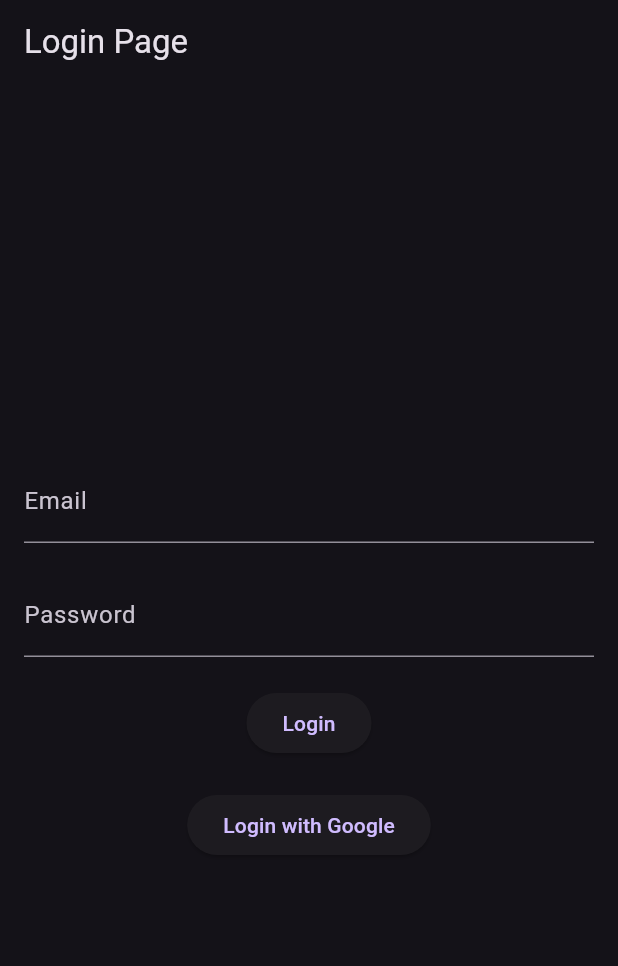
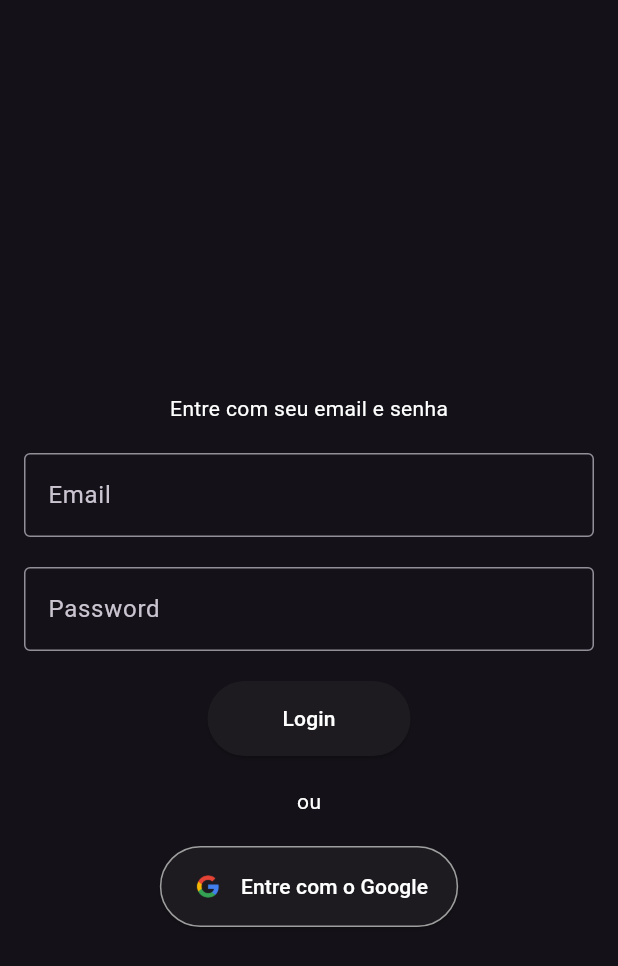
Before and after one commit to danemmanuel/minhasfinancasapp, a Flutter app: the screen it shows after launch, on a phone screen of 412 x 824 dp. Shown: the top 966 px of the screen. Run offline on Flutter 3.47's test engine with Material 3 defaults, Android fonts, the light colour scheme and no system bars; our stand-ins replace flutter_masked_text2, google_sign_in, shared_preferences, shimmer.

Commit message:
feat: Add lazy loading for images and update navigation items
- Added lazy loading for images to improve page load performance
- Updated navigation items in the login page to include additional pages

Refactor code for consistent spacing in form layouts

```diff
--- a/lib/main.dart
+++ b/lib/main.dart
@@ -48,8 +48,6 @@ class MyApp extends StatelessWidget {
               icon: Icon(Icons.keyboard_arrow_down),
               label: 'Despesas',
             ),
-
-            // Adicione quantos itens de navegação desejar
           ];
 
           return MaterialApp(
--- a/lib/pages/login_page.dart
+++ b/lib/pages/login_page.dart
@@ -3,7 +3,9 @@ import 'package:flutter/material.dart';
 import 'package:google_sign_in/google_sign_in.dart';
 import 'package:http/http.dart' as http;
 import 'package:shared_preferences/shared_preferences.dart';
+import '../components/page_container.dart';
 import 'contas_page.dart';
+import 'operacoes_page.dart';
 
 class LoginApp extends StatelessWidget {
   @override
@@ -62,6 +64,34 @@ class _LoginPageState extends State<LoginPage> {
 
   Future<void> _googleSignInMethod() async {
     try {
+      List<Widget> pages = [
+        HomePage(),
+        DespesasPage(
+          key: UniqueKey(),
+          tipoOperacao: 'receita',
+        ),
+        DespesasPage(
+          key: UniqueKey(),
+          tipoOperacao: 'despesa',
+        ),
+        // Adicione outras páginas aqui
+      ];
+
+      List<BottomNavigationBarItem> bottomNavBarItems = [
+        BottomNavigationBarItem(
+          icon: Icon(Icons.account_balance),
+          label: 'Contas',
+        ),
+        BottomNavigationBarItem(
+          icon: Icon(Icons.keyboard_arrow_up),
+          label: 'Receitas',
+        ),
+        BottomNavigationBarItem(
+          icon: Icon(Icons.keyboard_arrow_down),
+          label: 'Despesas',
+        ),
+      ];
+
       final GoogleSignInAccount? googleUser = await _googleSignIn.signIn();
       if (googleUser == null) {
         // O login foi cancelado pelo usuário
@@ -93,7 +123,9 @@ class _LoginPageState extends State<LoginPage> {
 
             Navigator.push(
               context,
-              MaterialPageRoute(builder: (context) => HomePage()),
+              MaterialPageRoute(
+                  builder: (context) => PageContainer(
+                      pages: pages, bottomNavBarItems: bottomNavBarItems)),
             );
           } else {
             print('Erro: accessToken é nulo');
@@ -114,18 +146,22 @@ class _LoginPageState extends State<LoginPage> {
   @override
   Widget build(BuildContext context) {
     return Scaffold(
-      appBar: AppBar(
-        title: Text('Login Page'),
-      ),
+      appBar: AppBar(),
       body: Padding(
         padding: EdgeInsets.all(16.0),
         child: Column(
           mainAxisAlignment: MainAxisAlignment.center,
           children: <Widget>[
+            Text(
+              'Entre com seu email e senha',
+              style: TextStyle(color: Colors.white),
+            ),
+            SizedBox(height: 20.0),
             TextField(
               controller: _emailController,
               decoration: InputDecoration(
                 labelText: 'Email',
+                border: OutlineInputBorder(),
               ),
             ),
             SizedBox(height: 20.0),
@@ -133,6 +169,7 @@ class _LoginPageState extends State<LoginPage> {
               controller: _passwordController,
               decoration: InputDecoration(
                 labelText: 'Password',
+                border: OutlineInputBorder(),
               ),
               obscureText: true,
             ),
@@ -142,12 +179,40 @@ class _LoginPageState extends State<LoginPage> {
                 _authenticateUser(
                     _emailController.text, _passwordController.text);
               },
-              child: Text('Login'),
+              child: Text(
+                'Login',
+                style: TextStyle(color: Colors.white),
+              ),
+              style: ElevatedButton.styleFrom(
+                padding: EdgeInsets.symmetric(horizontal: 50, vertical: 15),
+              ),
+            ),
+            SizedBox(height: 20.0),
+            Text(
+              'ou',
+              style: TextStyle(color: Colors.white),
             ),
             SizedBox(height: 20.0),
             ElevatedButton(
               onPressed: _googleSignInMethod,
-              child: Text('Login with Google'),
+              style: ElevatedButton.styleFrom(
+                padding: EdgeInsets.symmetric(horizontal: 20, vertical: 15),
+                side: BorderSide(color: Colors.grey),
+              ),
+              child: Row(
+                mainAxisSize: MainAxisSize.min,
+                children: <Widget>[
+                  Image.asset(
+                    'assets/images/google-icon.webp', // Certifique-se de que o logo do Google está na pasta assets
+                    height: 24.0,
+                  ),
+                  SizedBox(width: 10),
+                  Text(
+                    'Entre com o Google',
+                    style: TextStyle(color: Colors.white),
+                  ),
+                ],
+              ),
             ),
           ],
         ),
```
Also changed, not shown: assets/images/google-icon.webp (added).
